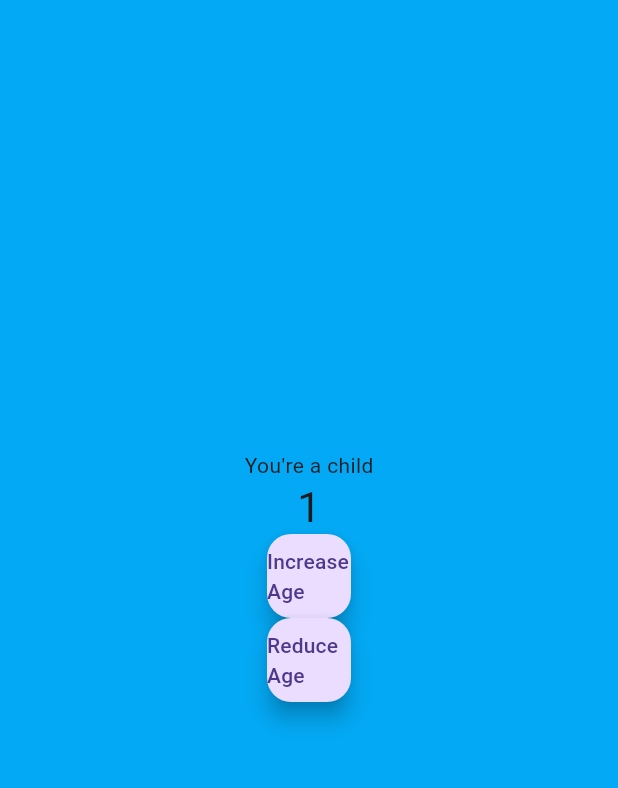
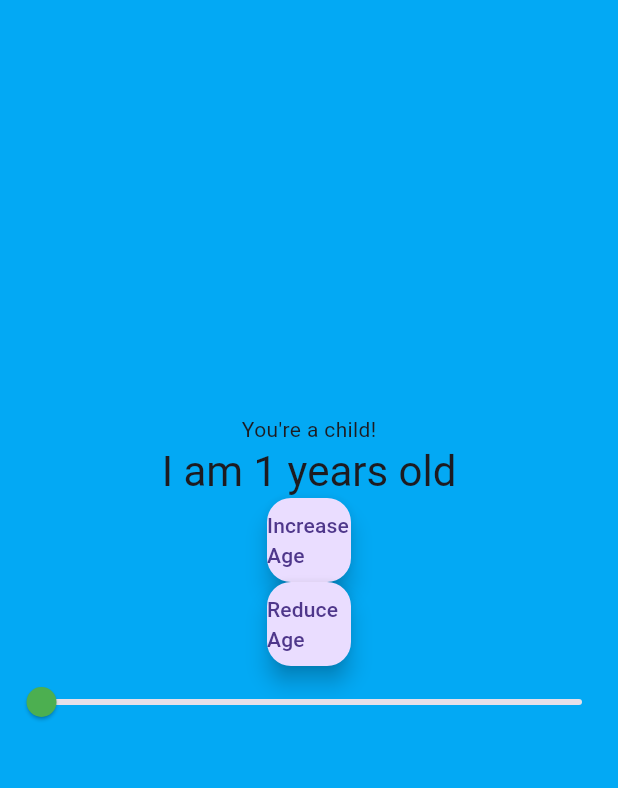
Before and after one commit to PhiGsu/act06, a Flutter app: the screen it shows after launch, after a tap on "Increase Age", on a phone screen of 412 x 824 dp, the part 84-872 px from its top. Run offline on Flutter 3.47's test engine with Material 3 defaults, Android fonts, the phone set to English and light mode, and no system bars; missing offline and left inert: window_size.

Commit message:
Add progression bar

```diff
--- a/lib/main.dart
+++ b/lib/main.dart
@@ -48,31 +48,40 @@ void setupWindow() {
 /// _not_ depend on Provider.
 class Counter with ChangeNotifier {
   int value = 0;
-  String message = "You're a child";
+  String message = "You're a child!";
   Color background = Colors.lightBlue;
 
   void increment(int change) {
-    if (value + change < 0) return;
+    if (value + change < 0 || value + change > 99) return;
     value += change;
 
+    _updateProperties();
+    notifyListeners();
+  }
+
+  void setValue(int newValue) {
+    value = newValue;
+    _updateProperties();
+    notifyListeners();
+  }
+
+  void _updateProperties() {
     if (value < 13) {
-      message = "You're a child";
+      message = "You're a child!";
       background = Colors.lightBlue;
     } else if (value < 20) {
       message = "Teenager time!";
       background = Colors.lightGreen;
     } else if (value < 31) {
-      message = "You're a young adult";
+      message = "You're a young adult!";
       background = Colors.yellow;
     } else if (value < 51) {
-      message = "You're an adult now";
+      message = "You're an adult now!";
       background = Colors.orange;
     } else {
       message = "Golden years!";
       background = Colors.grey;
     }
-
-    notifyListeners();
   }
 }
 
@@ -108,7 +117,7 @@ class MyHomePage extends StatelessWidget {
                   mainAxisAlignment: MainAxisAlignment.center,
                   children: [
                     Text(counter.message),
-                    Text("${counter.value}",
+                    Text("I am ${counter.value} years old",
                         style: Theme.of(context).textTheme.headlineMedium),
                     FloatingActionButton(
                         onPressed: () {
@@ -132,10 +141,17 @@ class MyHomePage extends StatelessWidget {
                         },
                         child: const Text("Increase Age")),
                     FloatingActionButton(
-                        onPressed: () {
-                          counter.increment(-1);
-                        },
-                        child: const Text("Reduce Age")),
+                      onPressed: () {
+                        counter.increment(-1);
+                      },
+                      child: const Text("Reduce Age")),
+                    Slider(
+                      min: 0,
+                      max: 99,
+                      value: counter.value.toDouble(),
+                      onChanged: (x) => counter.setValue(x.toInt()),
+                      activeColor: getProgressBarColor(counter.value),
+                    )
                     // Consumer looks for an ancestor Provider widget
                     // and retrieves its model (Counter, in this case).
                     // Then it uses that model to build widgets, and will trigger
@@ -145,4 +161,14 @@ class MyHomePage extends StatelessWidget {
               ),
             ));
   }
+
+  Color getProgressBarColor(int value) {
+    if (value < 34) {
+      return Colors.green;
+    } else if (value < 67) {
+      return Colors.yellow;
+    } else {
+      return Colors.red;
+    }
+  }
 }
```
